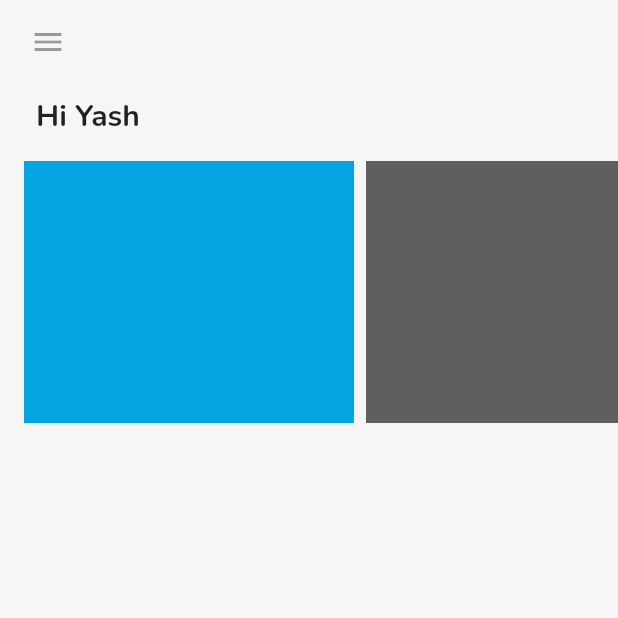
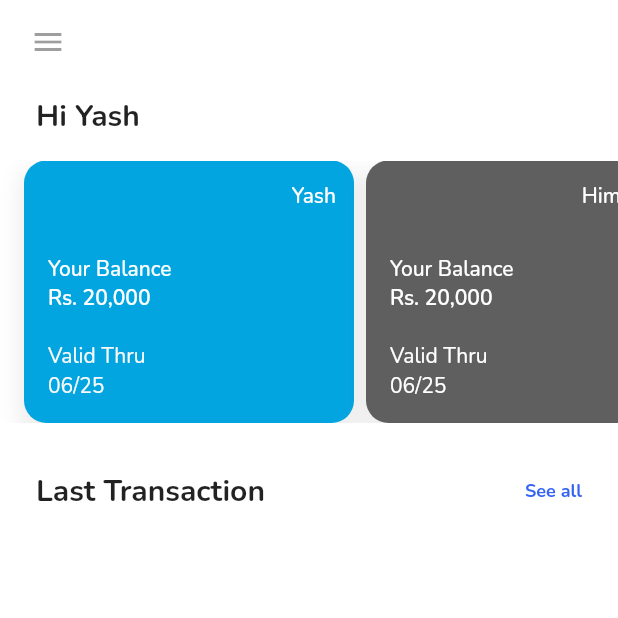
Before and after one commit to YashMunjal/Vibration-news, a Flutter app: the screen it shows after launch, on a phone screen of 412 x 824 dp, the top half of it. Run offline on Flutter 3.47's test engine with Material 2 defaults, Android fonts, the phone set to English and light mode, and no system bars; our stand-ins replace google_fonts.

Commit message:
second section start

```diff
--- a/lib/main.dart
+++ b/lib/main.dart
@@ -1,5 +1,6 @@
 import 'package:flutter/material.dart';
 import 'package:vibrateNewsUi/screens/home_screen.dart';
+import 'package:vibrateNewsUi/colors.dart';
 void main() {
   runApp(MyApp());
 }
@@ -13,7 +14,7 @@ class MyApp extends StatelessWidget {
       debugShowCheckedModeBanner: false,
       theme: ThemeData(
         accentColor:Color(0xff03A5E1),
-        backgroundColor: Color(0xffF6F6F6)
+        backgroundColor: yWhiteColor
       ),
       home: HomeScreen(),
     );
--- a/lib/models/card_model.dart
+++ b/lib/models/card_model.dart
@@ -25,6 +25,6 @@ List<CardModel> cards = cardData
     .toList();
 
 var cardData = [
-  {"name": "Yash", "balance": "20,000", "valid": "06/25","bgColor":yCardOneColor,"fColor":yGreyColor,"sColor":yBlackColor},
+  {"name": "Yash", "balance": "20,000", "valid": "06/25","bgColor":yCardOneColor,"fColor":yWhiteColor,"sColor":yWGreyColor},
   {"name": "Himanshu", "balance": "20,000", "valid": "06/25","bgColor":yCardTwoColor,"fColor":yWhiteColor,"sColor":yWhiteColor}
 ];
--- a/lib/screens/home_screen.dart
+++ b/lib/screens/home_screen.dart
@@ -2,6 +2,9 @@ import 'package:flutter/material.dart';
 import 'package:flutter/rendering.dart';
 import 'package:google_fonts/google_fonts.dart';
 import 'package:vibrateNewsUi/models/card_model.dart';
+import 'package:vibrateNewsUi/colors.dart';
+
+
 
 class HomeScreen extends StatefulWidget {
   @override
@@ -41,16 +44,85 @@ class _HomeScreenState extends State<HomeScreen> {
                 itemCount: cards.length,
                 scrollDirection: Axis.horizontal,
                 itemBuilder: (context, index) {
-                  return Container(margin: EdgeInsets.only(right: 8),
-                  height: 175,
-                  width: 220,
-                  decoration: BoxDecoration(borderRadius: BorderRadius.circular(0),
-                  color: cards[index].bgColor
-                  ),
+                  return Container(
+                    margin: EdgeInsets.only(right: 8),
+                    height: 175,
+                    width: 220,
+                    decoration: BoxDecoration(
+                        borderRadius: BorderRadius.circular(15),
+                        color: cards[index].bgColor,
+                        boxShadow: [
+                          BoxShadow(
+                              color: Color(0x10000000),
+                              blurRadius: 10,
+                              spreadRadius: 4,
+                              offset: Offset(0.0, 8.0))
+                        ]),
+                    child: Stack(
+                      children: <Widget>[
+                        Positioned(
+                            top: 14,
+                            right: 12,
+                            child: Text(cards[index].name,
+                                style: GoogleFonts.nunito(
+                                    fontSize: 14,
+                                    fontWeight: FontWeight.w500,
+                                    color: cards[index].fColor))),
+                        Positioned(
+                            left: 16,
+                            top: 63,
+                            child: Text('Your Balance',
+                                style: GoogleFonts.nunito(
+                                    fontSize: 14,
+                                    fontWeight: FontWeight.w500,
+                                    color: cards[index].fColor))),
+                        Positioned(
+                            left: 16,
+                            top: 82,
+                            child: Text('Rs. ' + cards[index].balance,
+                                style: GoogleFonts.nunito(
+                                    fontSize: 14,
+                                    fontWeight: FontWeight.w600,
+                                    color: cards[index].fColor))),
+                        Positioned(
+                            left: 16,
+                            bottom: 35,
+                            child: Text('Valid Thru',
+                                style: GoogleFonts.nunito(
+                                    fontSize: 14,
+                                    fontWeight: FontWeight.w400,
+                                    color: cards[index].sColor))),
+                        Positioned(
+                            left: 16,
+                            bottom: 15,
+                            child: Text(cards[index].valid,
+                                style: GoogleFonts.nunito(
+                                    fontSize: 14,
+                                    fontWeight: FontWeight.w400,
+                                    color: cards[index].sColor)))
+                      ],
+                    ),
                   );
                 },
               ),
-            )
+            ),
+            Padding(
+                padding: EdgeInsets.only(left: 24, top: 32, bottom: 16,right: 24),
+                child: Row(
+                  mainAxisAlignment: MainAxisAlignment.spaceBetween,
+                  children: <Widget>[
+                    Text(
+                      'Last Transaction',
+                      style: GoogleFonts.nunito(
+                          fontSize: 20, fontWeight: FontWeight.w700),
+                    ),
+                    Text(
+                      'See all',
+                      style: GoogleFonts.nunito(
+                          fontSize: 12, fontWeight: FontWeight.w700,color: yBlueColor),
+                    ),
+                  ],
+                )),
           ],
         ),
       ),
```
